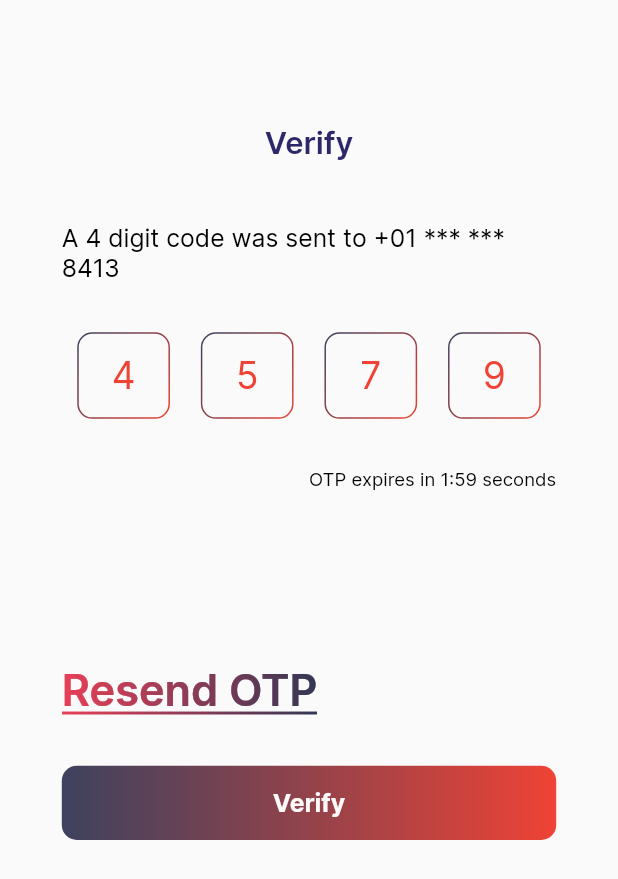
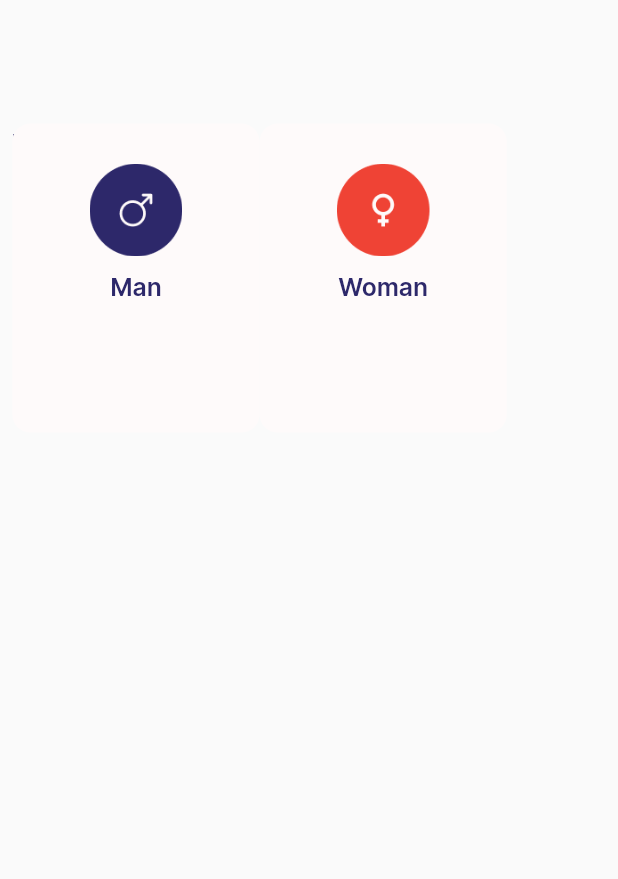
Before and after one commit to Chinecherem20199/AirHukUp, a Flutter app: the OTP screen opened by its route, after a tap on "Verify", on a phone screen of 412 x 824 dp. Shown: the top 879 px of the screen. Run offline on Flutter 3.47's test engine with Material 2 defaults, Android fonts, the phone set to English and light mode, and no system bars; our stand-ins replace flutter_riverpod, gradient_borders, intl_phone_number_input.

Commit message:
otp screen

```diff
--- a/lib/main.dart
+++ b/lib/main.dart
@@ -1,21 +1,26 @@
 import 'package:air_hukup/app/app.dart';
+import 'package:air_hukup/prensentation/loginPhone/gender.dart';
 import 'package:air_hukup/prensentation/loginPhone/otp.dart';
 import 'package:air_hukup/prensentation/loginPhone/phone_auth.dart';
 import 'package:air_hukup/prensentation/onboarding/onboarding.dart';
 import 'package:air_hukup/prensentation/onboarding/onboarding2.dart';
 import 'package:flutter/material.dart';
 import 'package:flutter/services.dart';
+import 'package:flutter_riverpod/flutter_riverpod.dart';
 
 var routes = <String, WidgetBuilder>{
   "/onboarding": (BuildContext context) => const OnBoardingRoute(),
   "/onboarding2": (BuildContext context) => const OnBoardingRoute2(),
   "/phone_auth": (BuildContext context) => const PhoneAuth(),
   "/otp": (BuildContext context) => const OTP(),
+  "/gender": (BuildContext context) => const GenderPage(),
 };
 
 void main() {
   SystemChrome.setSystemUIOverlayStyle(
     const SystemUiOverlayStyle(statusBarColor: Colors.transparent),
   );
-  runApp(MyApp());
+  runApp(
+    ProviderScope(child: MyApp()),
+  );
 }
--- /dev/null
+++ b/lib/prensentation/loginPhone/gender.dart
@@ -0,0 +1,138 @@
+import 'package:air_hukup/prensentation/resources/color_manager.dart';
+import 'package:air_hukup/prensentation/resources/style_manager.dart';
+import 'package:flutter/material.dart';
+
+import '../resources/value_manager.dart';
+
+class GenderPage extends StatefulWidget {
+  const GenderPage({Key? key}) : super(key: key);
+
+  @override
+  State<GenderPage> createState() => _GenderPageState();
+}
+
+class _GenderPageState extends State<GenderPage> {
+  @override
+  Widget build(BuildContext context) {
+    return SafeArea(
+      child: Scaffold(
+        body: Padding(
+          padding: EdgeInsets.only(
+            top: screenHeight(context) * 0.1,
+            left: screenWidth(context) * 0.02,
+            right: screenWidth(context) * 0.02,
+          ),
+          child: Stack(
+            children: [
+              Text(
+                "What is your gender?",
+                style: getBoldInterText(
+                    fontSize: screenWidth(context) * 0.07,
+                    color: ColorManager.secondary),
+              ),
+              SizedBox(
+                height: screenHeight(context) * 0.04,
+              ),
+              Row(
+                children: [
+                  Container(
+                    width: screenWidth(context) * 0.4,
+                    height: screenHeight(context) * 0.25,
+                    padding: EdgeInsets.only(
+                      top: screenHeight(context) * 0.02,
+                      left: screenWidth(context) * 0.02,
+                      right: screenWidth(context) * 0.02,
+                      bottom: screenHeight(context) * 0.02,
+                    ),
+                    clipBehavior: Clip.antiAlias,
+                    decoration: ShapeDecoration(
+                      color: Color(0xFFFEFAFA),
+                      shape: RoundedRectangleBorder(
+                        borderRadius: BorderRadius.circular(12),
+                      ),
+                    ),
+                    child: Column(
+                      children: [
+                        Container(
+                          clipBehavior: Clip.antiAlias,
+                          decoration: ShapeDecoration(
+                            // color: Color(0xFF2D286A),
+                            shape: RoundedRectangleBorder(
+                              borderRadius: BorderRadius.circular(100),
+                            ),
+                          ),
+                          child: Image.asset(
+                            "assets/images/male.png",
+                            width: screenWidth(context) * 0.15,
+                            height: screenHeight(context) * 0.1,
+                          ),
+                        ),
+                        Text(
+                          'Man',
+                          textAlign: TextAlign.center,
+                          style: TextStyle(
+                            color: Color(0xFF2D286A),
+                            fontSize: screenWidth(context) * 0.04,
+                            fontFamily: 'Inter',
+                            fontWeight: FontWeight.w600,
+                            // height: screenHeight(context) * 0.04,
+                          ),
+                        )
+                      ],
+                    ),
+                  ),
+                  Container(
+                    width: screenWidth(context) * 0.4,
+                    height: screenHeight(context) * 0.25,
+                    padding: EdgeInsets.only(
+                      top: screenHeight(context) * 0.02,
+                      // left: screenWidth(context) * 0.02,
+                      // right: screenWidth(context) * 0.02,
+                      bottom: screenHeight(context) * 0.02,
+                    ),
+                    clipBehavior: Clip.antiAlias,
+                    decoration: ShapeDecoration(
+                      color: Color(0xFFFEFAFA),
+                      shape: RoundedRectangleBorder(
+                        borderRadius: BorderRadius.circular(12),
+                      ),
+                    ),
+                    child: Column(
+                      children: [
+                        Container(
+                          clipBehavior: Clip.antiAlias,
+                          decoration: ShapeDecoration(
+                            // color: Color(0xFF2D286A),
+                            shape: RoundedRectangleBorder(
+                              borderRadius: BorderRadius.circular(100),
+                            ),
+                          ),
+                          child: Image.asset(
+                            "assets/images/female.png",
+                            width: screenWidth(context) * 0.15,
+                            height: screenHeight(context) * 0.1,
+                          ),
+                        ),
+                        Text(
+                          'Woman',
+                          textAlign: TextAlign.center,
+                          style: TextStyle(
+                            color: Color(0xFF2D286A),
+                            fontSize: screenWidth(context) * 0.04,
+                            fontFamily: 'Inter',
+                            fontWeight: FontWeight.w600,
+                            // height: screenHeight(context) * 0.04,
+                          ),
+                        )
+                      ],
+                    ),
+                  ),
+                ],
+              ),
+            ],
+          ),
+        ),
+      ),
+    );
+  }
+}
--- a/lib/prensentation/loginPhone/otp.dart
+++ b/lib/prensentation/loginPhone/otp.dart
@@ -1,5 +1,6 @@
 import 'package:air_hukup/prensentation/resources/font_manager.dart';
 import 'package:flutter/material.dart';
+import 'package:flutter/services.dart';
 import 'package:gradient_borders/box_borders/gradient_box_border.dart';
 
 import '../resources/color_manager.dart';
@@ -41,11 +42,12 @@ class _OTPState extends State<OTP> {
   Widget build(BuildContext context) {
     return SafeArea(
       child: Scaffold(
-        body: Padding(
+        body: SingleChildScrollView(
+          child: Padding(
             padding: EdgeInsets.only(
               top: screenHeight(context) * 0.1,
-            left: screenWidth(context) * 0.1,
-            right: screenWidth(context) * 0.1,
+              left: screenWidth(context) * 0.07,
+              right: screenWidth(context) * 0.07,
             ),
             child: Column(
               children: [
@@ -53,7 +55,7 @@ class _OTPState extends State<OTP> {
                   child: Text(
                     "Verify",
                     style: getSemiBoldInterText(
-                      fontSize: screenWidth(context) * 0.05,
+                        fontSize: screenWidth(context) * 0.09,
                         color: ColorManager.secondary),
                   ),
                 ),
@@ -75,8 +77,8 @@ class _OTPState extends State<OTP> {
                   mainAxisAlignment: MainAxisAlignment.spaceAround,
                   children: [
                     Container(
-                    width: screenWidth(context) * 0.15,
-                    height: screenHeight(context) * 0.07,
+                      width: screenWidth(context) * 0.12,
+                      height: screenHeight(context) * 0.05,
                       decoration: BoxDecoration(
                         border: const GradientBoxBorder(
                           gradient: LinearGradient(
@@ -93,18 +95,115 @@ class _OTPState extends State<OTP> {
                         // borderRadius: BorderRadius.circular(15),
                       ),
                       child: Center(
-                      child: Text(
-                        "4",
+                        child: TextFormField(
+                          onChanged: (value) {
+                            if (value.length == 1) {
+                              Focus.of(context).nextFocus();
+                            }
+                          },
+                          // child: Text(
+                          //   "4",
                           style: getRegularInterText(
                             fontSize: screenWidth(context) * 0.06,
                             color: ColorManager.primary,
                           ),
+                          onSaved: (pin1) {},
+                          decoration: const InputDecoration(hintText: "0"),
+                          keyboardType: TextInputType.number,
+                          textAlign: TextAlign.center,
+                          inputFormatters: [
+                            LengthLimitingTextInputFormatter(1),
+                            FilteringTextInputFormatter.digitsOnly,
+                          ],
                         ),
                       ),
+                      //),
                     ),
                     Container(
-                    width: screenWidth(context) * 0.15,
-                    height: screenHeight(context) * 0.07,
+                      width: screenWidth(context) * 0.12,
+                      height: screenHeight(context) * 0.05,
+                      decoration: BoxDecoration(
+                        border: const GradientBoxBorder(
+                          gradient: LinearGradient(
+                            colors: [
+                              Color(0xfff0323755),
+                              Color(0xffEF4335),
+                            ],
+                            begin: Alignment.topLeft,
+                            end: Alignment.bottomRight,
+                          ),
+                          //width: 2,
+                        ),
+                        borderRadius: BorderRadius.circular(10),
+                        // borderRadius: BorderRadius.circular(15),
+                      ),
+                      child: TextFormField(
+                        onChanged: (value) {
+                          if (value.length == 1) {
+                            Focus.of(context).nextFocus();
+                          }
+                        },
+                        // child: Text(
+                        //   "4",
+                        style: getRegularInterText(
+                          fontSize: screenWidth(context) * 0.06,
+                          color: ColorManager.primary,
+                        ),
+                        onSaved: (pin1) {},
+                        decoration: const InputDecoration(hintText: "0"),
+                        keyboardType: TextInputType.number,
+                        textAlign: TextAlign.center,
+                        inputFormatters: [
+                          LengthLimitingTextInputFormatter(1),
+                          FilteringTextInputFormatter.digitsOnly,
+                        ],
+                      ),
+                      //),
+                    ),
+                    Container(
+                      width: screenWidth(context) * 0.12,
+                      height: screenHeight(context) * 0.05,
+                      decoration: BoxDecoration(
+                        border: const GradientBoxBorder(
+                          gradient: LinearGradient(
+                            colors: [
+                              Color(0xfff0323755),
+                              Color(0xffEF4335),
+                            ],
+                            begin: Alignment.topLeft,
+                            end: Alignment.bottomRight,
+                          ),
+                          //width: 2,
+                        ),
+                        borderRadius: BorderRadius.circular(10),
+                        // borderRadius: BorderRadius.circular(15),
+                      ),
+                      child: TextFormField(
+                        onChanged: (value) {
+                          if (value.length == 1) {
+                            Focus.of(context).nextFocus();
+                          }
+                        },
+                        // child: Text(
+                        //   "4",
+                        style: getRegularInterText(
+                          fontSize: screenWidth(context) * 0.06,
+                          color: ColorManager.primary,
+                        ),
+                        onSaved: (pin1) {},
+                        decoration: const InputDecoration(hintText: "0"),
+                        keyboardType: TextInputType.number,
+                        textAlign: TextAlign.center,
+                        inputFormatters: [
+                          LengthLimitingTextInputFormatter(1),
+                          FilteringTextInputFormatter.digitsOnly,
+                        ],
+                      ),
+                      //),
+                    ),
+                    Container(
+                      width: screenWidth(context) * 0.12,
+                      height: screenHeight(context) * 0.05,
                       decoration: BoxDecoration(
                         border: const GradientBoxBorder(
                           gradient: LinearGradient(
@@ -131,8 +230,8 @@ class _OTPState extends State<OTP> {
                       ),
                     ),
                     Container(
-                    width: screenWidth(context) * 0.15,
-                    height: screenHeight(context) * 0.07,
+                      width: screenWidth(context) * 0.12,
+                      height: screenHeight(context) * 0.05,
                       decoration: BoxDecoration(
                         border: const GradientBoxBorder(
                           gradient: LinearGradient(
@@ -159,8 +258,8 @@ class _OTPState extends State<OTP> {
                       ),
                     ),
                     Container(
-                    width: screenWidth(context) * 0.15,
-                    height: screenHeight(context) * 0.07,
+                      width: screenWidth(context) * 0.12,
+                      height: screenHeight(context) * 0.05,
                       decoration: BoxDecoration(
                         border: const GradientBoxBorder(
                           gradient: LinearGradient(
@@ -251,7 +350,7 @@ class _OTPState extends State<OTP> {
                     onPressed: () {
                       Navigator.pushNamed(
                         context,
-                      "/otp",
+                        "/gender",
                       );
                     },
                     child: Padding(
@@ -273,6 +372,7 @@ class _OTPState extends State<OTP> {
             ),
           ),
         ),
+      ),
     );
   }
 }
--- a/lib/prensentation/loginPhone/phone_auth.dart
+++ b/lib/prensentation/loginPhone/phone_auth.dart
@@ -38,7 +38,8 @@ class _PhoneAuthState extends State<PhoneAuth> {
   Widget build(BuildContext context) {
     return SafeArea(
       child: Scaffold(
-        body: Padding(
+        body: SingleChildScrollView(
+          child: Padding(
             padding: EdgeInsets.only(
               top: screenHeight(context) * 0.15,
               left: screenWidth(context) * 0.1,
@@ -189,6 +190,7 @@ class _PhoneAuthState extends State<PhoneAuth> {
             ),
           ),
         ),
+      ),
     );
   }
 }
--- a/pubspec.yaml
+++ b/pubspec.yaml
@@ -17,6 +17,7 @@ dependencies:
   flutter_native_splash: ^2.2.19
   intl_phone_number_input: ^0.7.3+1
   gradient_borders: ^1.0.0
+  flutter_riverpod: ^2.3.6
   # Phone number input
 #  country_picker: ^2.0.20
 
```
Also changed, not shown: assets/images/female.png (added), assets/images/male.png (added), pubspec.lock. Lines whose indentation alone changed are shown as unchanged.
